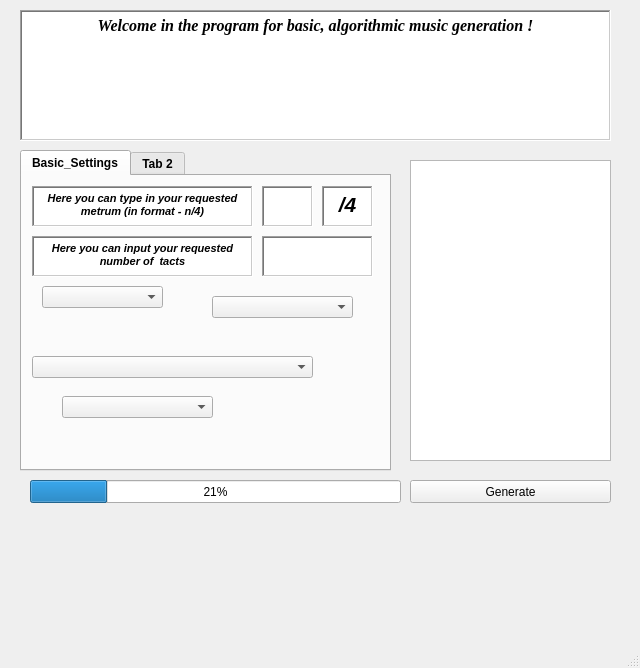
JacobeCode/Music-Generator-Sequencers-Project, file Music_Generator.ui: the form before one commit.
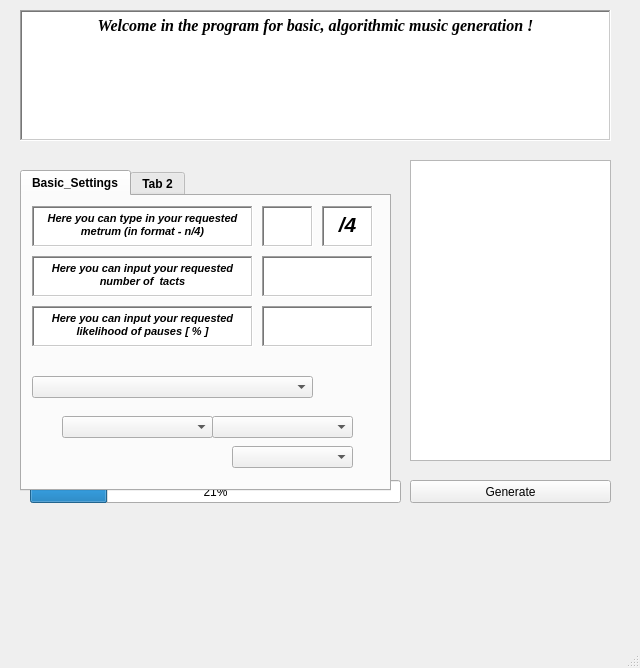
The form after the commit.

The edit to the form file:
```diff
--- a/Music_Generator.ui
+++ b/Music_Generator.ui
@@ -50,7 +50,7 @@
     <property name="geometry">
      <rect>
       <x>20</x>
-      <y>150</y>
+      <y>170</y>
       <width>371</width>
       <height>321</height>
      </rect>
@@ -87,8 +87,8 @@
      <widget class="QComboBox" name="comboBox">
       <property name="geometry">
        <rect>
-        <x>20</x>
-        <y>110</y>
+        <x>210</x>
+        <y>250</y>
         <width>121</width>
         <height>22</height>
        </rect>
@@ -98,7 +98,7 @@
       <property name="geometry">
        <rect>
         <x>190</x>
-        <y>120</y>
+        <y>220</y>
         <width>141</width>
         <height>22</height>
        </rect>
@@ -274,6 +274,69 @@
 &lt;p align=&quot;center&quot; style=&quot;-qt-paragraph-type:empty; margin-top:0px; margin-bottom:0px; margin-left:0px; margin-right:0px; -qt-block-indent:0; text-indent:0px;&quot;&gt;&lt;br /&gt;&lt;/p&gt;&lt;/body&gt;&lt;/html&gt;</string>
       </property>
      </widget>
+     <widget class="QTextEdit" name="pauses_info">
+      <property name="geometry">
+       <rect>
+        <x>10</x>
+        <y>110</y>
+        <width>221</width>
+        <height>41</height>
+       </rect>
+      </property>
+      <property name="frameShape">
+       <enum>QFrame::WinPanel</enum>
+      </property>
+      <property name="verticalScrollBarPolicy">
+       <enum>Qt::ScrollBarAlwaysOff</enum>
+      </property>
+      <property name="horizontalScrollBarPolicy">
+       <enum>Qt::ScrollBarAlwaysOff</enum>
+      </property>
+      <property name="html">
+       <string>&lt;!DOCTYPE HTML PUBLIC &quot;-//W3C//DTD HTML 4.0//EN&quot; &quot;http://www.w3.org/TR/REC-html40/strict.dtd&quot;&gt;
+&lt;html&gt;&lt;head&gt;&lt;meta name=&quot;qrichtext&quot; content=&quot;1&quot; /&gt;&lt;style type=&quot;text/css&quot;&gt;
+p, li { white-space: pre-wrap; }
+&lt;/style&gt;&lt;/head&gt;&lt;body style=&quot; font-family:'MS Shell Dlg 2'; font-size:8.25pt; font-weight:600; font-style:normal;&quot;&gt;
+&lt;p align=&quot;center&quot; style=&quot; margin-top:0px; margin-bottom:0px; margin-left:0px; margin-right:0px; -qt-block-indent:0; text-indent:0px;&quot;&gt;&lt;span style=&quot; font-size:8pt; font-style:italic;&quot;&gt;Here you can input your requested likelihood of pauses [ % ]&lt;/span&gt;&lt;/p&gt;
+&lt;p align=&quot;center&quot; style=&quot;-qt-paragraph-type:empty; margin-top:0px; margin-bottom:0px; margin-left:0px; margin-right:0px; -qt-block-indent:0; text-indent:0px; font-size:8pt; font-style:italic;&quot;&gt;&lt;br /&gt;&lt;/p&gt;&lt;/body&gt;&lt;/html&gt;</string>
+      </property>
+      <property name="textInteractionFlags">
+       <set>Qt::NoTextInteraction</set>
+      </property>
+     </widget>
+     <widget class="QTextEdit" name="pauses_insert">
+      <property name="geometry">
+       <rect>
+        <x>240</x>
+        <y>110</y>
+        <width>111</width>
+        <height>41</height>
+       </rect>
+      </property>
+      <property name="font">
+       <font>
+        <pointsize>16</pointsize>
+        <weight>75</weight>
+        <bold>true</bold>
+       </font>
+      </property>
+      <property name="frameShape">
+       <enum>QFrame::WinPanel</enum>
+      </property>
+      <property name="verticalScrollBarPolicy">
+       <enum>Qt::ScrollBarAlwaysOff</enum>
+      </property>
+      <property name="horizontalScrollBarPolicy">
+       <enum>Qt::ScrollBarAlwaysOff</enum>
+      </property>
+      <property name="html">
+       <string>&lt;!DOCTYPE HTML PUBLIC &quot;-//W3C//DTD HTML 4.0//EN&quot; &quot;http://www.w3.org/TR/REC-html40/strict.dtd&quot;&gt;
+&lt;html&gt;&lt;head&gt;&lt;meta name=&quot;qrichtext&quot; content=&quot;1&quot; /&gt;&lt;style type=&quot;text/css&quot;&gt;
+p, li { white-space: pre-wrap; }
+&lt;/style&gt;&lt;/head&gt;&lt;body style=&quot; font-family:'MS Shell Dlg 2'; font-size:16pt; font-weight:600; font-style:normal;&quot;&gt;
+&lt;p align=&quot;center&quot; style=&quot;-qt-paragraph-type:empty; margin-top:0px; margin-bottom:0px; margin-left:0px; margin-right:0px; -qt-block-indent:0; text-indent:0px;&quot;&gt;&lt;br /&gt;&lt;/p&gt;&lt;/body&gt;&lt;/html&gt;</string>
+      </property>
+     </widget>
      <zorder>metrum_insert</zorder>
      <zorder>comboBox_4</zorder>
      <zorder>comboBox</zorder>
```
Left out of the diff: 23 changed lines with no effect on the pictures.
